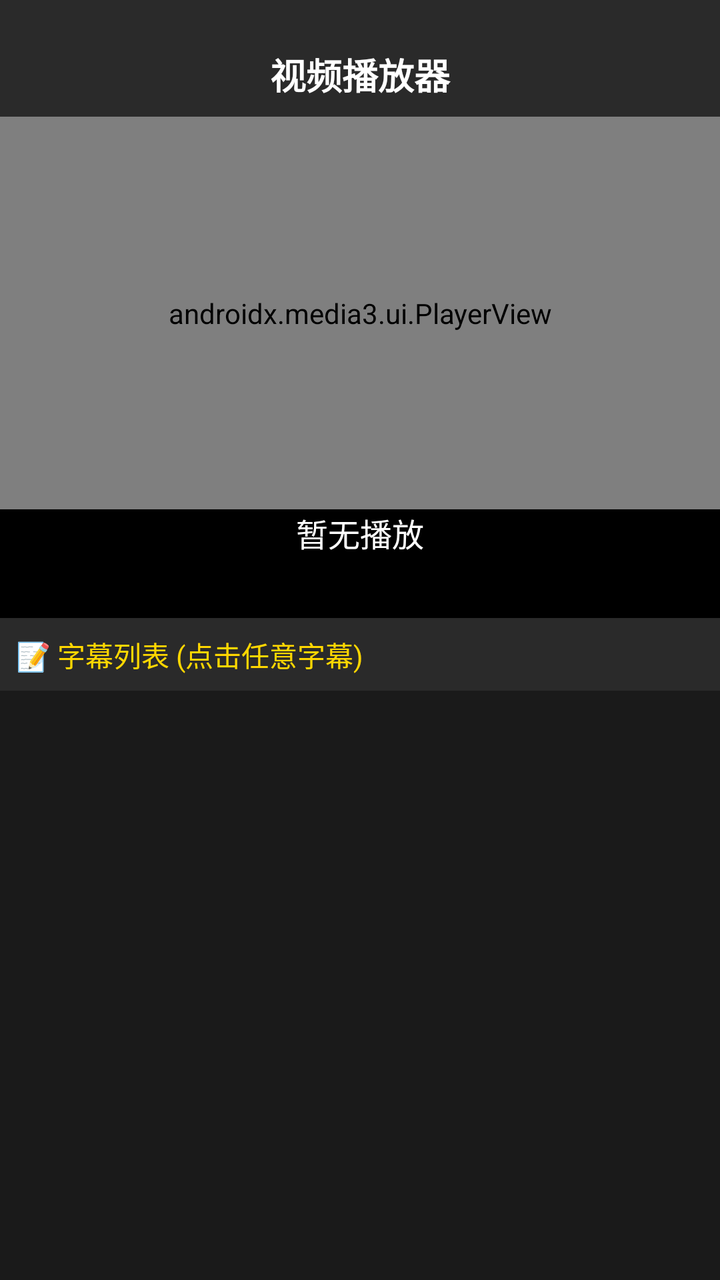
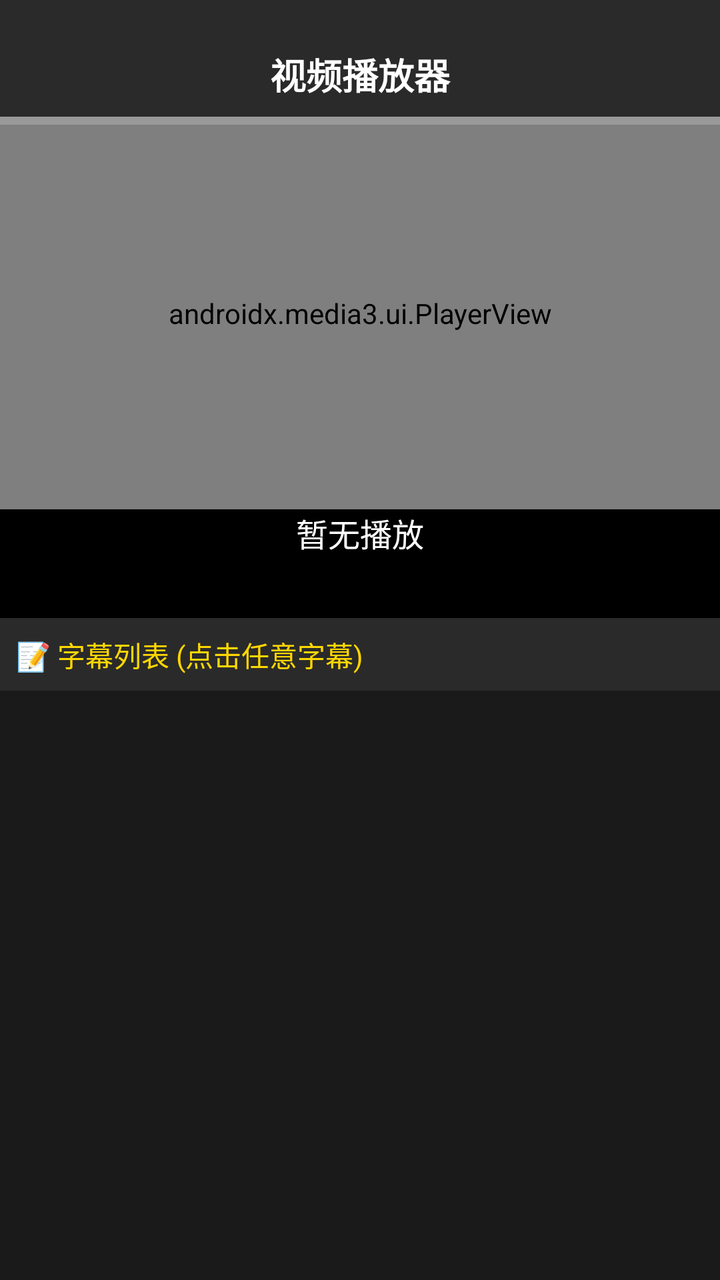

Before-and-after screenshots of an Android layout around one commit, followed by the original layout XML and the change that was made.
<!-- AndroidManifest.xml: application theme Theme.Player -->
<!-- res/layout/activity_player.xml -->
<?xml version="1.0" encoding="utf-8"?>
<LinearLayout xmlns:android="http://schemas.android.com/apk/res/android"
    xmlns:app="http://schemas.android.com/apk/res-auto"
    android:layout_width="match_parent"
    android:layout_height="match_parent"
    android:orientation="vertical"
    android:background="#000000"
    android:fitsSystemWindows="true">

    
    <TextView
        android:id="@+id/tvTitle"
        android:layout_width="match_parent"
        android:layout_height="wrap_content"
        android:text="视频播放器"
        android:textColor="#FFFFFF"
        android:textSize="18sp"
        android:textStyle="bold"
        android:gravity="center"
        android:paddingTop="24dp"
        android:paddingBottom="8dp"
        android:background="#2a2a2a" />

    
    <androidx.media3.ui.PlayerView
        android:id="@+id/playerView"
        android:layout_width="match_parent"
        android:layout_height="0dp"
        android:layout_weight="4"
        android:layout_marginTop="0dp"
        android:layout_marginBottom="0dp"
        app:use_controller="false"
        app:resize_mode="fit" />

    
    <TextView
        android:id="@+id/tvCurrentSubtitle"
        android:layout_width="match_parent"
        android:layout_height="wrap_content"
        android:text="暂无播放"
        android:textColor="#FFFFFF"
        android:textSize="16sp"
        android:gravity="top|center_horizontal"
        android:paddingTop="0dp"
        android:paddingBottom="12dp"
        android:background="#000000"
        android:minLines="2"
        android:maxLines="3"
        android:ellipsize="end"
        android:layout_marginTop="0dp" />

    
    <TextView
        android:layout_width="match_parent"
        android:layout_height="wrap_content"
        android:text="📝 字幕列表 (点击任意字幕)"
        android:textColor="#FFD700"
        android:textSize="14sp"
        android:padding="8dp"
        android:background="#2a2a2a" />

    
    <androidx.recyclerview.widget.RecyclerView
        android:id="@+id/rvSubtitles"
        android:layout_width="match_parent"
        android:layout_height="0dp"
        android:layout_weight="6"
        android:background="#1a1a1a"
        android:padding="4dp" />

</LinearLayout>
<!-- resources referenced by this layout -->
<resources>
  <style name="Theme.Player" parent="Base.Theme.Player" />
  <style name="Base.Theme.Player" parent="Theme.Material3.DayNight.NoActionBar">
          
          
      </style>
</resources>

<!-- the commit's change to res/layout/activity_player.xml (unified diff, before → after) -->
@@ -7,7 +7,6 @@
     android:background="#000000"
     android:fitsSystemWindows="true">
 
-    
     <TextView
         android:id="@+id/tvTitle"
         android:layout_width="match_parent"
@@ -21,18 +20,33 @@
         android:paddingBottom="8dp"
         android:background="#2a2a2a" />
 
-    
-    <androidx.media3.ui.PlayerView
-        android:id="@+id/playerView"
+    <FrameLayout
         android:layout_width="match_parent"
         android:layout_height="0dp"
-        android:layout_weight="4"
-        android:layout_marginTop="0dp"
-        android:layout_marginBottom="0dp"
-        app:use_controller="false"
-        app:resize_mode="fit" />
+        android:layout_weight="4">
 
-    
+        <androidx.media3.ui.PlayerView
+            android:id="@+id/playerView"
+            android:layout_width="match_parent"
+            android:layout_height="match_parent"
+            app:use_controller="false"
+            app:resize_mode="fit" />
+
+        
+        <FrameLayout
+            android:layout_width="match_parent"
+            android:layout_height="4dp"
+            android:layout_gravity="top"
+            android:background="#33FFFFFF">
+
+            <View
+                android:id="@+id/progressFill"
+                android:layout_width="0dp"
+                android:layout_height="match_parent"
+                android:background="#FFD700" />
+        </FrameLayout>
+    </FrameLayout>
+
     <TextView
         android:id="@+id/tvCurrentSubtitle"
         android:layout_width="match_parent"
@@ -46,10 +60,8 @@
         android:background="#000000"
         android:minLines="2"
         android:maxLines="3"
-        android:ellipsize="end"
-        android:layout_marginTop="0dp" />
+        android:ellipsize="end" />
 
-    
     <TextView
         android:layout_width="match_parent"
         android:layout_height="wrap_content"
@@ -59,7 +71,6 @@
         android:padding="8dp"
         android:background="#2a2a2a" />
 
-    
     <androidx.recyclerview.widget.RecyclerView
         android:id="@+id/rvSubtitles"
         android:layout_width="match_parent"
